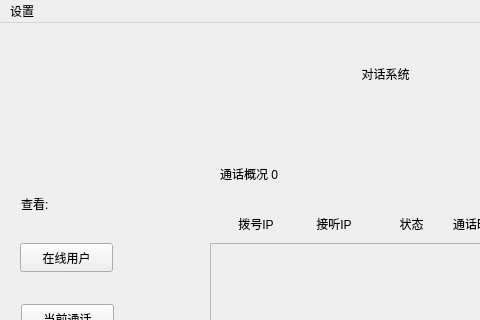
Before: the Qt Designer form intercom/mainwindow.ui in 5VegetableDog5/MyServerDemo, drawn with Qt 5; both pictures show x 0 to 480 and y 0 to 320 of the 800 by 600 pixel window.
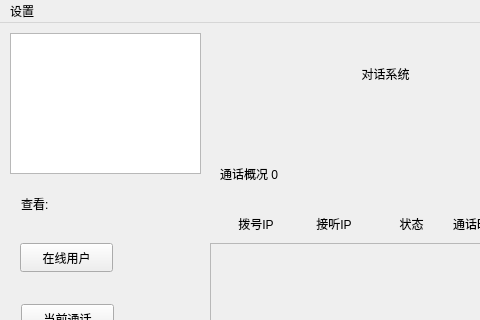
After: the same form once the commit is applied.

```diff
--- a/intercom/mainwindow.ui
+++ b/intercom/mainwindow.ui
@@ -269,6 +269,16 @@
      </property>
     </widget>
    </widget>
+   <widget class="QTextBrowser" name="logBrowser">
+    <property name="geometry">
+     <rect>
+      <x>10</x>
+      <y>10</y>
+      <width>191</width>
+      <height>141</height>
+     </rect>
+    </property>
+   </widget>
   </widget>
   <widget class="QMenuBar" name="menubar">
    <property name="geometry">
```
